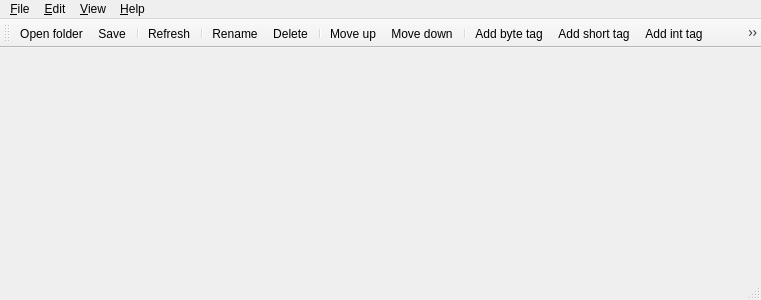
germix/minecraft-explorer, file proj/src/MainWindow.ui: the form before one commit.
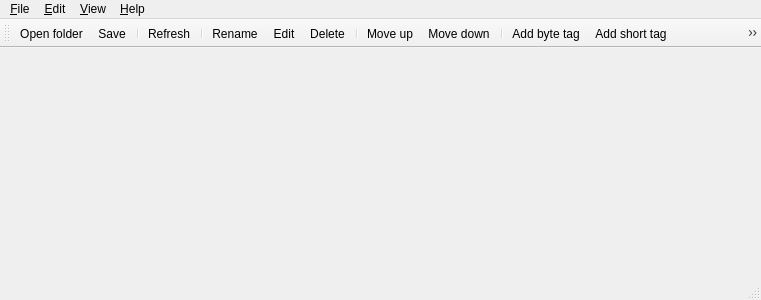
The form after the commit. Icons and pictures are not drawn.

Commit message: Edit string and numeric values

What changed in the file:
```diff
--- a/proj/src/MainWindow.ui
+++ b/proj/src/MainWindow.ui
@@ -80,6 +80,7 @@
    <addaction name="actionRefresh"/>
    <addaction name="separator"/>
    <addaction name="actionRename"/>
+   <addaction name="actionEdit"/>
    <addaction name="actionDelete"/>
    <addaction name="separator"/>
    <addaction name="actionMoveItemUp"/>
@@ -288,6 +289,15 @@
     <string>Move &amp;down</string>
    </property>
   </action>
+  <action name="actionEdit">
+   <property name="icon">
+    <iconset resource="../res/resource.qrc">
+     <normaloff>:/images/action-edit.png</normaloff>:/images/action-edit.png</iconset>
+   </property>
+   <property name="text">
+    <string>&amp;Edit</string>
+   </property>
+  </action>
  </widget>
  <layoutdefault spacing="6" margin="11"/>
  <resources>
```
Left out of the diff: 19 changed lines with no effect on the pictures. The commit also changes 28 other files.
